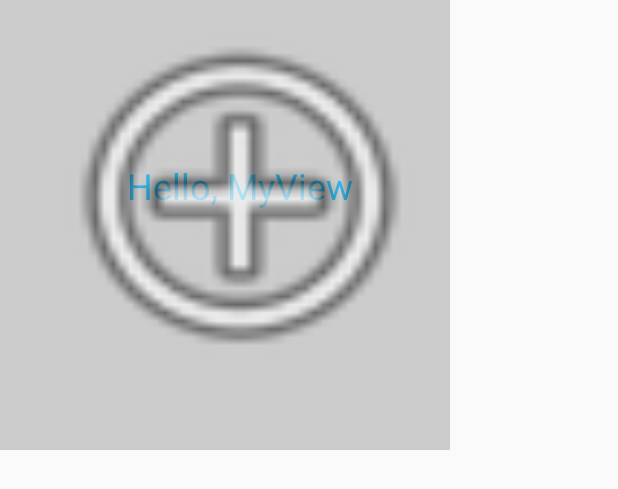
After one commit to diegoocampoh/Sunshine, an Android app: the layout sample_my_view.xml on its own in the app's theme, with its tools: preview values and no code run, on a phone screen of 412 x 824 dp. The commit adds this screen. Shown: the top 489 px of the screen. Run offline under Robolectric (Android 15) with nearby library versions, the phone set to English and light mode, and no system bars.

Commit message:
terminando lesson 6

```diff
--- a/app/src/main/AndroidManifest.xml
+++ b/app/src/main/AndroidManifest.xml
@@ -40,6 +40,10 @@
             android:name=".data.WeatherProvider"
             android:authorities="com.example.diego.sunshine" />
 
+
+        <service android:name=".service.SunshineService"/>
+        <receiver android:name=".service.SunshineService$AlarmReceiver"/>
+
     </application>
 
 </manifest>
--- /dev/null
+++ b/app/src/main/java/com/example/diego/sunshine/views/MyView.java
@@ -0,0 +1,191 @@
+package com.example.diego.sunshine.views;
+
+import android.content.Context;
+import android.content.res.TypedArray;
+import android.graphics.Canvas;
+import android.graphics.Color;
+import android.graphics.Paint;
+import android.graphics.drawable.Drawable;
+import android.text.TextPaint;
+import android.util.AttributeSet;
+import android.view.View;
+
+import com.example.diego.sunshine.R;
+
+/**
+ * TODO: document your custom view class.
+ */
+public class MyView extends View {
+    private String mExampleString; // TODO: use a default from R.string...
+    private int mExampleColor = Color.RED; // TODO: use a default from R.color...
+    private float mExampleDimension = 0; // TODO: use a default from R.dimen...
+    private Drawable mExampleDrawable;
+
+    private TextPaint mTextPaint;
+    private float mTextWidth;
+    private float mTextHeight;
+
+    public MyView(Context context) {
+        super(context);
+        init(null, 0);
+    }
+
+    public MyView(Context context, AttributeSet attrs) {
+        super(context, attrs);
+        init(attrs, 0);
+    }
+
+    public MyView(Context context, AttributeSet attrs, int defStyle) {
+        super(context, attrs, defStyle);
+        init(attrs, defStyle);
+    }
+
+    private void init(AttributeSet attrs, int defStyle) {
+        // Load attributes
+        final TypedArray a = getContext().obtainStyledAttributes(
+                attrs, R.styleable.MyView, defStyle, 0);
+
+        mExampleString = a.getString(
+                R.styleable.MyView_exampleString);
+        mExampleColor = a.getColor(
+                R.styleable.MyView_exampleColor,
+                mExampleColor);
+        // Use getDimensionPixelSize or getDimensionPixelOffset when dealing with
+        // values that should fall on pixel boundaries.
+        mExampleDimension = a.getDimension(
+                R.styleable.MyView_exampleDimension,
+                mExampleDimension);
+
+        if (a.hasValue(R.styleable.MyView_exampleDrawable)) {
+            mExampleDrawable = a.getDrawable(
+                    R.styleable.MyView_exampleDrawable);
+            mExampleDrawable.setCallback(this);
+        }
+
+        a.recycle();
+
+        // Set up a default TextPaint object
+        mTextPaint = new TextPaint();
+        mTextPaint.setFlags(Paint.ANTI_ALIAS_FLAG);
+        mTextPaint.setTextAlign(Paint.Align.LEFT);
+
+        // Update TextPaint and text measurements from attributes
+        invalidateTextPaintAndMeasurements();
+    }
+
+    private void invalidateTextPaintAndMeasurements() {
+        mTextPaint.setTextSize(mExampleDimension);
+        mTextPaint.setColor(mExampleColor);
+        mTextWidth = mTextPaint.measureText(mExampleString);
+
+        Paint.FontMetrics fontMetrics = mTextPaint.getFontMetrics();
+        mTextHeight = fontMetrics.bottom;
+    }
+
+    @Override
+    protected void onDraw(Canvas canvas) {
+        super.onDraw(canvas);
+
+        // TODO: consider storing these as member variables to reduce
+        // allocations per draw cycle.
+        int paddingLeft = getPaddingLeft();
+        int paddingTop = getPaddingTop();
+        int paddingRight = getPaddingRight();
+        int paddingBottom = getPaddingBottom();
+
+        int contentWidth = getWidth() - paddingLeft - paddingRight;
+        int contentHeight = getHeight() - paddingTop - paddingBottom;
+
+        // Draw the text.
+        canvas.drawText(mExampleString,
+                paddingLeft + (contentWidth - mTextWidth) / 2,
+                paddingTop + (contentHeight + mTextHeight) / 2,
+                mTextPaint);
+
+        // Draw the example drawable on top of the text.
+        if (mExampleDrawable != null) {
+            mExampleDrawable.setBounds(paddingLeft, paddingTop,
+                    paddingLeft + contentWidth, paddingTop + contentHeight);
+            mExampleDrawable.draw(canvas);
+        }
+    }
+
+    /**
+     * Gets the example string attribute value.
+     *
+     * @return The example string attribute value.
+     */
+    public String getExampleString() {
+        return mExampleString;
+    }
+
+    /**
+     * Sets the view's example string attribute value. In the example view, this string
+     * is the text to draw.
+     *
+     * @param exampleString The example string attribute value to use.
+     */
+    public void setExampleString(String exampleString) {
+        mExampleString = exampleString;
+        invalidateTextPaintAndMeasurements();
+    }
+
+    /**
+     * Gets the example color attribute value.
+     *
+     * @return The example color attribute value.
+     */
+    public int getExampleColor() {
+        return mExampleColor;
+    }
+
+    /**
+     * Sets the view's example color attribute value. In the example view, this color
+     * is the font color.
+     *
+     * @param exampleColor The example color attribute value to use.
+     */
+    public void setExampleColor(int exampleColor) {
+        mExampleColor = exampleColor;
+        invalidateTextPaintAndMeasurements();
+    }
+
+    /**
+     * Gets the example dimension attribute value.
+     *
+     * @return The example dimension attribute value.
+     */
+    public float getExampleDimension() {
+        return mExampleDimension;
+    }
+
+    /**
+     * Sets the view's example dimension attribute value. In the example view, this dimension
+     * is the font size.
+     *
+     * @param exampleDimension The example dimension attribute value to use.
+     */
+    public void setExampleDimension(float exampleDimension) {
+        mExampleDimension = exampleDimension;
+        invalidateTextPaintAndMeasurements();
+    }
+
+    /**
+     * Gets the example drawable attribute value.
+     *
+     * @return The example drawable attribute value.
+     */
+    public Drawable getExampleDrawable() {
+        return mExampleDrawable;
+    }
+
+    /**
+     * Sets the view's example drawable attribute value. In the example view, this drawable is
+     * drawn above the text.
+     *
+     * @param exampleDrawable The example drawable attribute value to use.
+     */
+    public void setExampleDrawable(Drawable exampleDrawable) {
+        mExampleDrawable = exampleDrawable;
+    }
+}
--- /dev/null
+++ b/app/src/main/res/layout/sample_my_view.xml
@@ -0,0 +1,10 @@
+<FrameLayout xmlns:android="http://schemas.android.com/apk/res/android"
+    xmlns:app="http://schemas.android.com/apk/res-auto"
+    android:layout_width="match_parent" android:layout_height="match_parent">
+
+    <com.example.diego.sunshine.views.MyView android:layout_width="300dp" android:layout_height="300dp"
+        android:background="#ccc" android:paddingBottom="40dp" android:paddingLeft="20dp"
+        app:exampleColor="#33b5e5" app:exampleDimension="24sp" app:exampleDrawable="@android:drawable/ic_menu_add"
+        app:exampleString="Hello, MyView" />
+
+</FrameLayout>
```
Also changed, not shown: app/src/main/java/com/example/diego/sunshine/ForecastFragment.java (+18 -1 lines), app/src/main/java/com/example/diego/sunshine/Utility.java (+32 -0 lines), app/src/main/java/com/example/diego/sunshine/service/SunshineService.java (added, +306 -0 lines), app/src/main/res/values/attrs_my_view.xml (added, +8 -0 lines).
